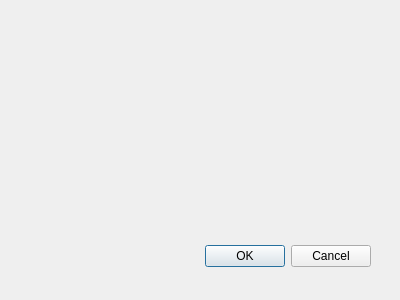
First picture: the form in acercade.ui, repository Nitrosito/Esteno, before the edit.
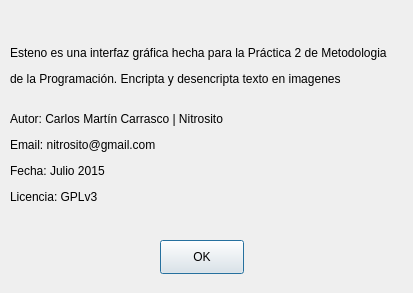
Second picture: the form after the edit.

Commit message: Add text in about

Patch:
```diff
--- a/acercade.ui
+++ b/acercade.ui
@@ -8,27 +8,40 @@
    <rect>
     <x>0</x>
     <y>0</y>
-    <width>400</width>
-    <height>300</height>
+    <width>413</width>
+    <height>293</height>
    </rect>
   </property>
   <property name="windowTitle">
    <string>Dialog</string>
   </property>
-  <widget class="QDialogButtonBox" name="buttonBox">
+  <widget class="QPushButton" name="Ok">
    <property name="geometry">
     <rect>
-     <x>30</x>
+     <x>160</x>
      <y>240</y>
-     <width>341</width>
-     <height>32</height>
+     <width>84</width>
+     <height>34</height>
     </rect>
    </property>
-   <property name="orientation">
-    <enum>Qt::Horizontal</enum>
+   <property name="text">
+    <string>OK</string>
    </property>
-   <property name="standardButtons">
-    <set>QDialogButtonBox::Cancel|QDialogButtonBox::Ok</set>
+  </widget>
+  <widget class="QLabel" name="label">
+   <property name="geometry">
+    <rect>
+     <x>10</x>
+     <y>10</y>
+     <width>401</width>
+     <height>231</height>
+    </rect>
+   </property>
+   <property name="text">
+    <string>&lt;html&gt;&lt;head/&gt;&lt;body&gt;&lt;p align=&quot;justify&quot;&gt;Esteno es una interfaz gráfica hecha para la Práctica 2 de Metodologia&lt;/p&gt;&lt;p align=&quot;justify&quot;&gt;de la Programación. Encripta y desencripta texto en imagenes&lt;br/&gt;&lt;/p&gt;&lt;p align=&quot;justify&quot;&gt;Autor: Carlos Martín Carrasco | Nitrosito&lt;/p&gt;&lt;p align=&quot;justify&quot;&gt;Email: nitrosito@gmail.com&lt;/p&gt;&lt;p align=&quot;justify&quot;&gt;Fecha: Julio 2015&lt;/p&gt;&lt;p align=&quot;justify&quot;&gt;Licencia: GPLv3&lt;/p&gt;&lt;/body&gt;&lt;/html&gt;</string>
+   </property>
+   <property name="scaledContents">
+    <bool>true</bool>
    </property>
   </widget>
  </widget>
```
Left out of the diff: 33 changed lines with no effect on the pictures. The commit also changes 2 other files.
